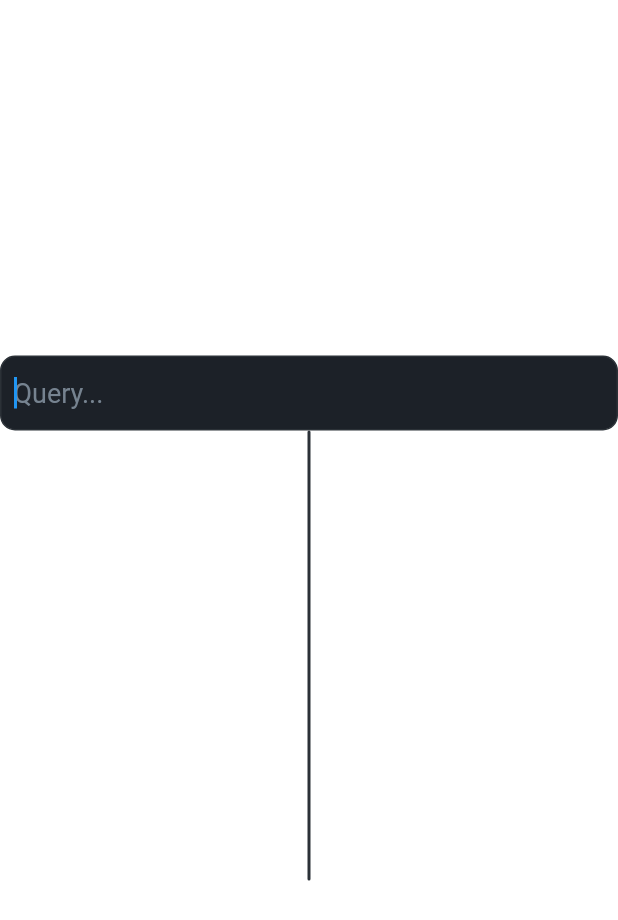
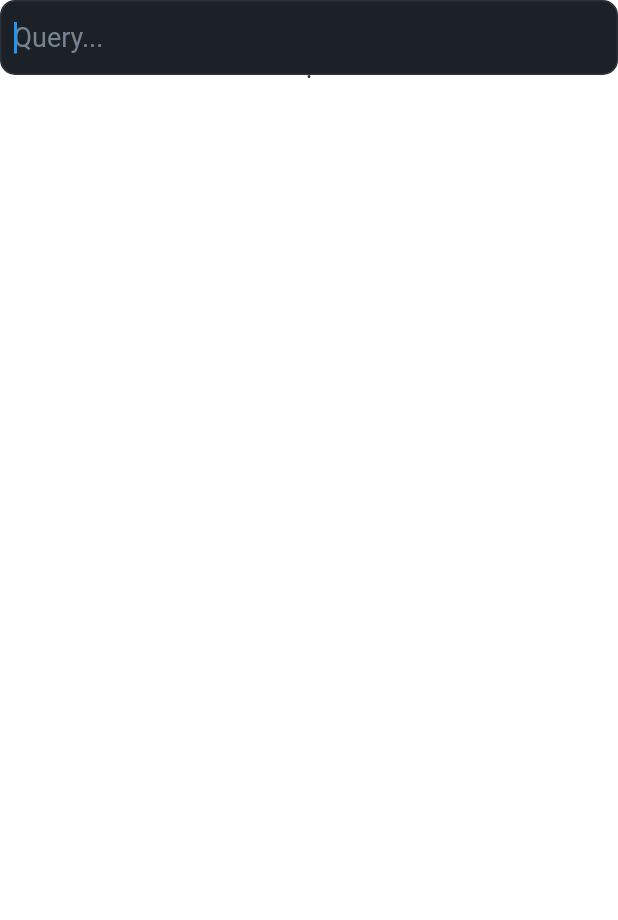
Before and after one commit to spotter-application/spotter, a Flutter app: the screen it shows after launch, on a phone screen of 412 x 824 dp. Shown: the top 920 px of the screen. Run offline on Flutter 3.47's test engine with Material 2 defaults, Android fonts, the phone set to English and light mode, and no system bars; missing offline and left inert: bitsdojo_window, hotkey_manager, process_run, system_tray, window_manager; project files that could hold a hidden picture were left out.

Commit message:
Dynamic height of options container

```diff
--- a/lib/main.dart
+++ b/lib/main.dart
@@ -322,8 +322,21 @@ class _SpotterState extends State<Spotter> {
       return KeyEventResult.ignored;
     }
     return Scaffold(
-      body: Column(
-        mainAxisAlignment: MainAxisAlignment.center,
+      body: Container(
+        alignment: Alignment.topCenter,
+        // decoration: BoxDecoration(
+          // color: HexColor.fromHex('1c2128'),
+          // border: Border.all(color: HexColor.fromHex('#2b3137'), width: 1),
+          // borderRadius: BorderRadius.circular(10),
+          // borderRadius: BorderRadius.only(
+          //   topLeft: const Radius.circular(10),
+          //   topRight: const Radius.circular(10),
+          //   bottomLeft: Radius.circular(filteredOptions.isEmpty ? 10 : 0),
+          //   bottomRight: Radius.circular(filteredOptions.isEmpty ? 10 : 0),
+          // ),
+        // ),
+        child: Column(
+          // mainAxisAlignment: MainAxisAlignment.center,
           children: <Widget>[
             Container(
               height: 50,
@@ -406,9 +419,22 @@ class _SpotterState extends State<Spotter> {
                 ),
               ),
             ),
-          Container(
-            height: 30 * 10,
+            LimitedBox(
+              maxHeight: 30 * 10,
+              // decoration: BoxDecoration(
+                // border: Border.all(color: HexColor.fromHex('#2b3137'), width: 1),
+                // borderRadius: BorderRadius.only(
+                //   bottomLeft: const Radius.circular(10),
+                //   bottomRight: const Radius.circular(10),
+                //   topLeft: Radius.circular(filteredOptions.isEmpty ? 10 : 0),
+                //   topRight: Radius.circular(filteredOptions.isEmpty ? 10 : 0),
+                // ),
+                // color: HexColor.fromHex('1c2128'),
+              // ),
+              // clipBehavior: Clip.hardEdge,
+              child: Container(
                 decoration: BoxDecoration(
+                  color: HexColor.fromHex('1c2128'),
                   border: Border.all(color: HexColor.fromHex('#2b3137'), width: 1),
                   borderRadius: BorderRadius.only(
                     bottomLeft: const Radius.circular(10),
@@ -416,9 +442,7 @@ class _SpotterState extends State<Spotter> {
                     topLeft: Radius.circular(filteredOptions.isEmpty ? 10 : 0),
                     topRight: Radius.circular(filteredOptions.isEmpty ? 10 : 0),
                   ),
-              color: HexColor.fromHex('1c2128'),
                 ),
-            clipBehavior: Clip.hardEdge,
                 child: SingleChildScrollView(
                 controller: scrollController,
                 child: Column(
@@ -450,7 +474,9 @@ class _SpotterState extends State<Spotter> {
                 ),
               ),
               ),
+            ),
           ],
+        ),
       ),
     );
   }
```
Lines whose indentation alone changed are shown as unchanged.
